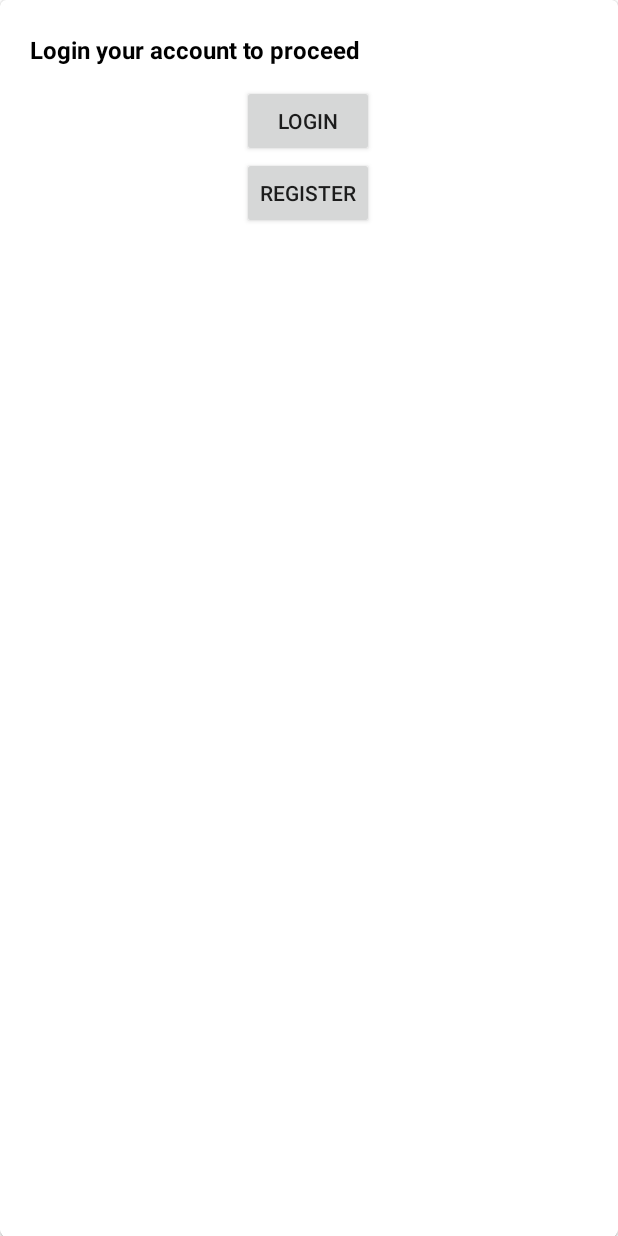
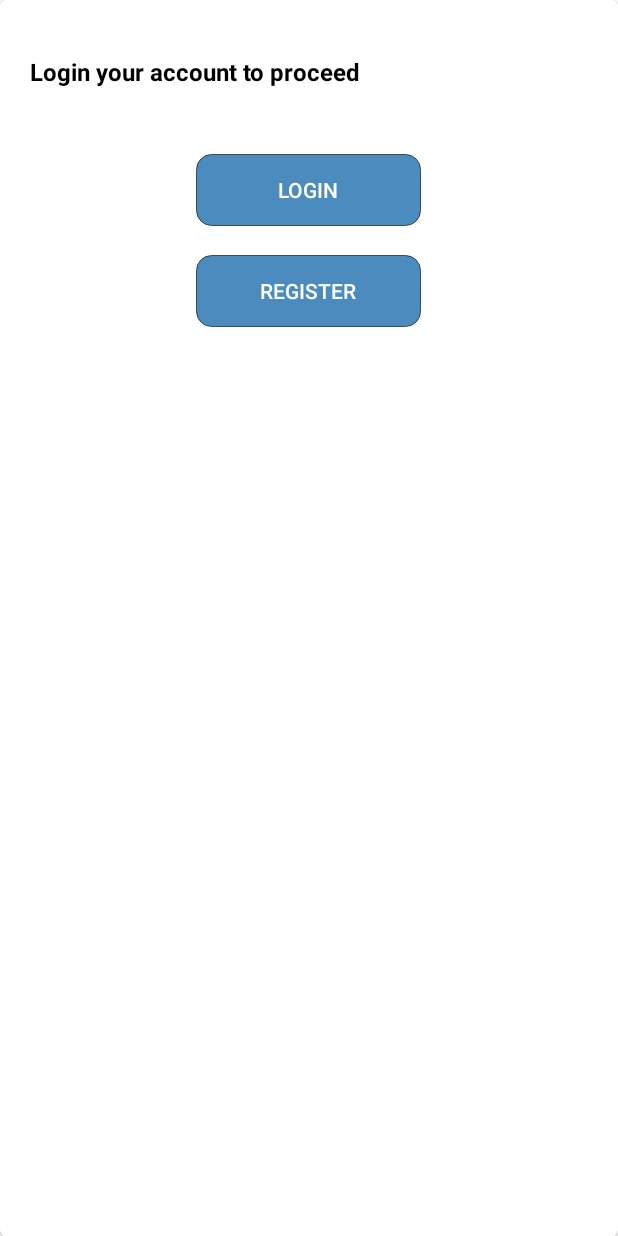
Before and after one commit to Sandesh621/Chamena, an Android app: the layout unauthenticate_suggestion_layout.xml on its own in the app's theme, with its tools: preview values and no code run, on a phone screen of 412 x 824 dp. Run offline under Robolectric (Android 15) with nearby library versions, the phone set to English and light mode, and no system bars.

Commit message:
background color changed

```diff
--- /dev/null
+++ b/app/src/main/res/drawable/unauthenticated.xml
@@ -0,0 +1,10 @@
+<?xml version="1.0" encoding="utf-8"?>
+<shape xmlns:android="http://schemas.android.com/apk/res/android"
+    android:shape="rectangle">
+
+    <stroke android:color="@color/default_border_color" android:width="0.5dp"/>
+    <corners android:radius="@dimen/default_radius"/>
+    <solid android:color="#4B8BBD"/>
+
+
+</shape>
--- a/app/src/main/res/layout/unauthenticate_suggestion_layout.xml
+++ b/app/src/main/res/layout/unauthenticate_suggestion_layout.xml
@@ -9,7 +9,7 @@
 
     <androidx.constraintlayout.widget.ConstraintLayout
         android:layout_width="match_parent"
-        android:layout_height="wrap_content">
+        android:layout_height="match_parent">
     <TextView
         android:id="@+id/textView"
         android:layout_width="match_parent"
@@ -27,8 +27,10 @@
 
     <androidx.appcompat.widget.AppCompatButton
         android:id="@+id/login"
-        android:layout_width="wrap_content"
+        android:layout_width="150dp"
         android:layout_height="wrap_content"
+        android:background="@drawable/unauthenticated"
+        android:textColor="@color/white"
         android:text="Login"
         app:layout_constraintBottom_toBottomOf="parent"
         app:layout_constraintEnd_toEndOf="parent"
@@ -39,8 +41,10 @@
 
     <androidx.appcompat.widget.AppCompatButton
         android:id="@+id/signup"
-        android:layout_width="wrap_content"
+        android:layout_width="150dp"
         android:layout_height="wrap_content"
+        android:background="@drawable/unauthenticated"
+        android:textColor="@color/white"
         android:text="Register"
         app:layout_constraintBottom_toBottomOf="parent"
         app:layout_constraintEnd_toEndOf="parent"
```
